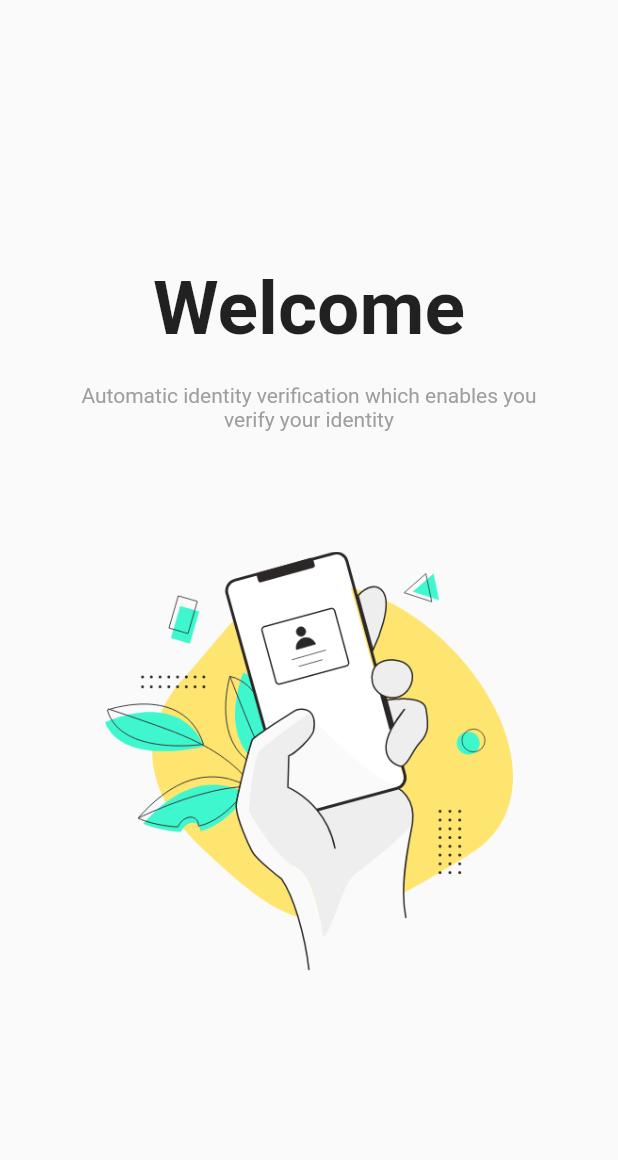
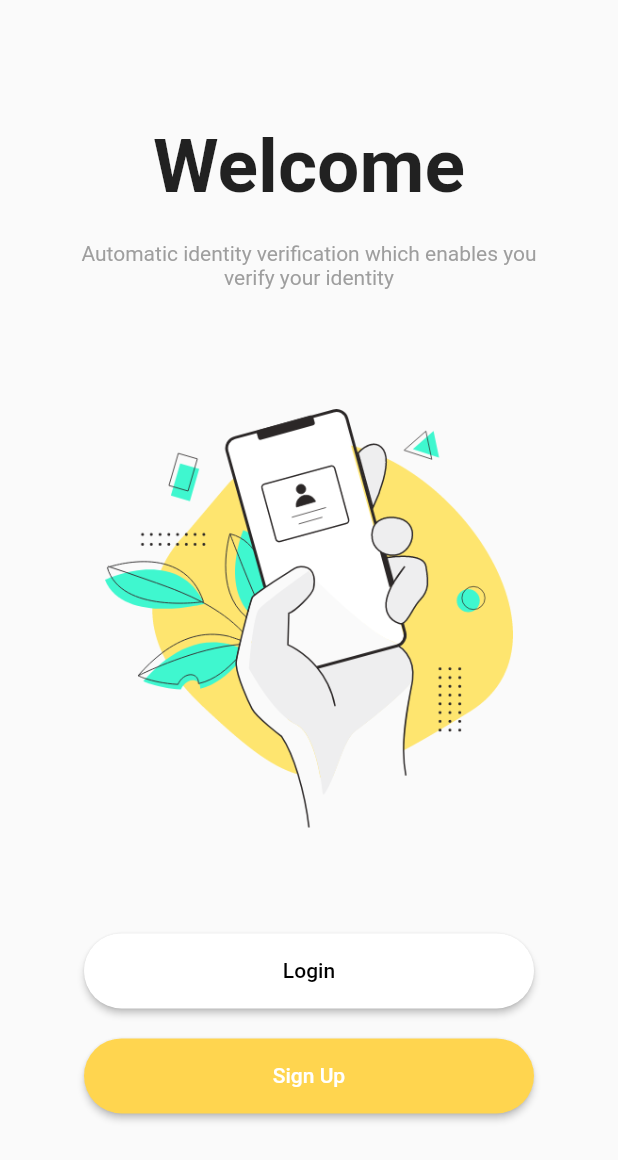
Before and after one commit to ayoubelhioui/LOGIN_SIGNUP_UI, a Flutter app: the screen it shows after launch, on a phone screen of 412 x 824 dp. Shown: the top 1160 px of the screen. Run offline on Flutter 3.47's test engine with Material 2 defaults, Android fonts, the phone set to English and light mode, and no system bars.

Commit message:
add buttons

```diff
--- a/lib/main.dart
+++ b/lib/main.dart
@@ -18,7 +18,7 @@ class MyApp extends StatelessWidget {
         // margin: const EdgeInsets.only(left: 10),
         child: Column(
           mainAxisAlignment: MainAxisAlignment.center,
-          children:  [
+          children: [
             const Text(
               'Welcome',
               style: TextStyle(fontSize: 50, fontWeight: FontWeight.bold),
@@ -34,6 +34,32 @@ class MyApp extends StatelessWidget {
               padding: const EdgeInsets.symmetric(horizontal: 30),
               child: Image.asset('assets/Illustration.png'),
             ),
+            const SizedBox(height: 70),
+            SizedBox(
+              height: 50,
+              width: 300,
+              child: ElevatedButton(
+                style: ElevatedButton.styleFrom(
+                  primary: Colors.white,
+                  shape: const StadiumBorder(),
+                ),
+                onPressed: () => {},
+                child: const Text('Login',style: TextStyle(color: Colors.black),),
+              ),
+            ),
+            const SizedBox(height:20),
+            SizedBox(
+              height: 50,
+              width: 300,
+              child: ElevatedButton(
+                style: ElevatedButton.styleFrom(
+                  primary: Colors.amber.shade300,
+                  shape: const StadiumBorder(),
+                ),
+                onPressed: () => {},
+                child: const Text('Sign Up'),
+              ),
+            )
           ],
         ),
       ),
```
